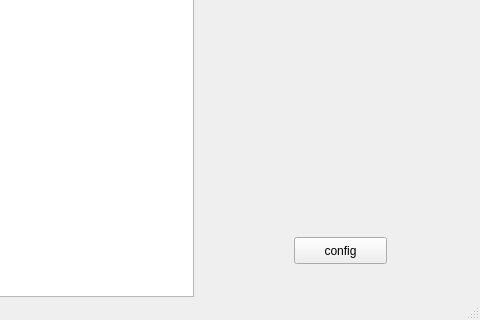
Before: the Qt Designer form mainwindow.ui in nasserGanjali/baslerCamera-findHole-openCV, drawn with Qt 5; both pictures show x 616 to 1096 and y 349 to 669 of the 1096 by 669 pixel window.
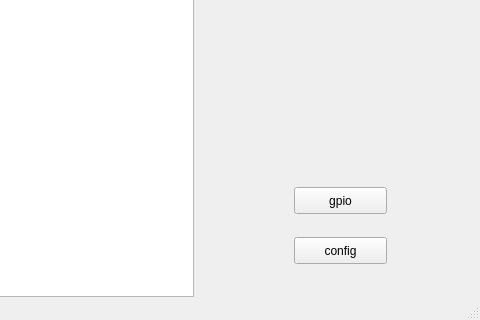
After: the same form once the commit is applied.

The edit to the form file:
```diff
--- a/mainwindow.ui
+++ b/mainwindow.ui
@@ -73,6 +73,19 @@
      <string>config</string>
     </property>
    </widget>
+   <widget class="QPushButton" name="btnTestGPIO">
+    <property name="geometry">
+     <rect>
+      <x>910</x>
+      <y>500</y>
+      <width>93</width>
+      <height>27</height>
+     </rect>
+    </property>
+    <property name="text">
+     <string>gpio</string>
+    </property>
+   </widget>
   </widget>
   <widget class="QMenuBar" name="menuBar">
    <property name="geometry">
```
